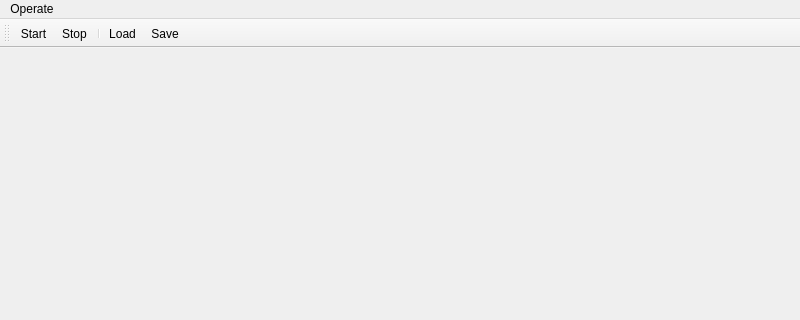
Old version of the form Server/mainwindow.ui in the repository KangLin/RabbitProxyServer; both pictures show x 0 to 800 and y 0 to 320 of the 800 by 600 pixel window.
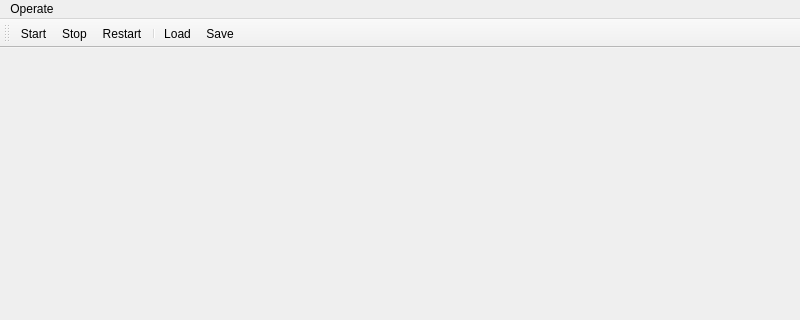
New version of the form. Icons and pictures are not drawn.

Patch:
```diff
--- a/Server/mainwindow.ui
+++ b/Server/mainwindow.ui
@@ -49,6 +49,7 @@
    </attribute>
    <addaction name="actionStart"/>
    <addaction name="actionStop"/>
+   <addaction name="actionRestart"/>
    <addaction name="separator"/>
    <addaction name="actionLoad"/>
    <addaction name="actionSave"/>
```
Left out of the diff: 17 changed lines with no effect on the pictures.
